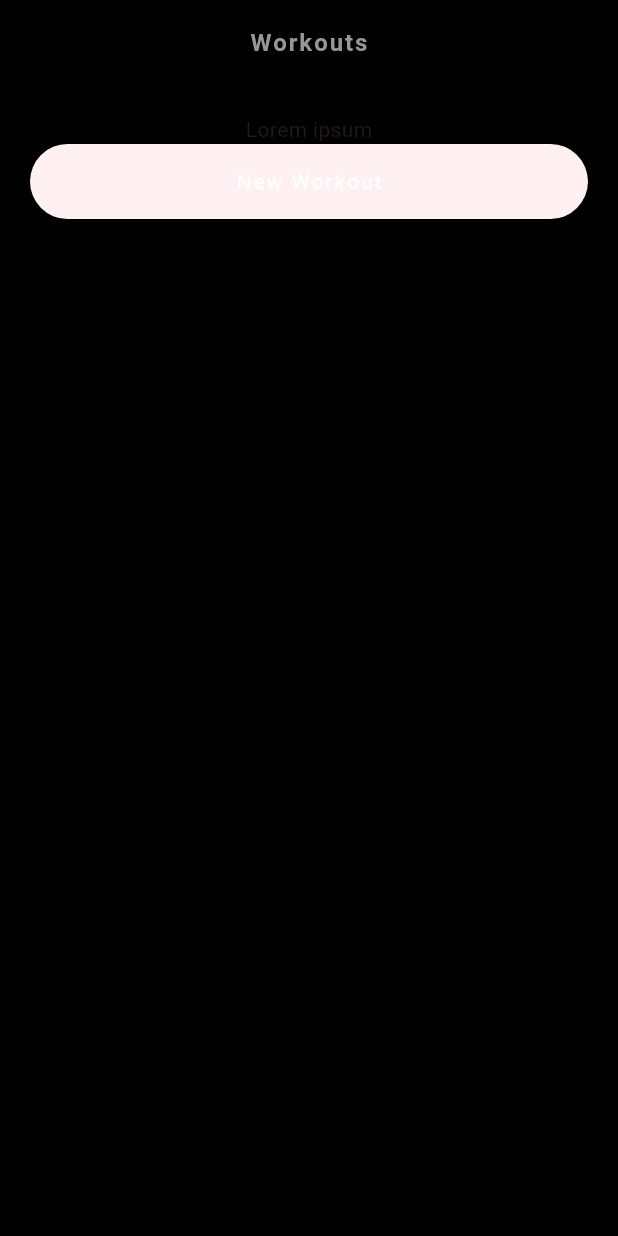
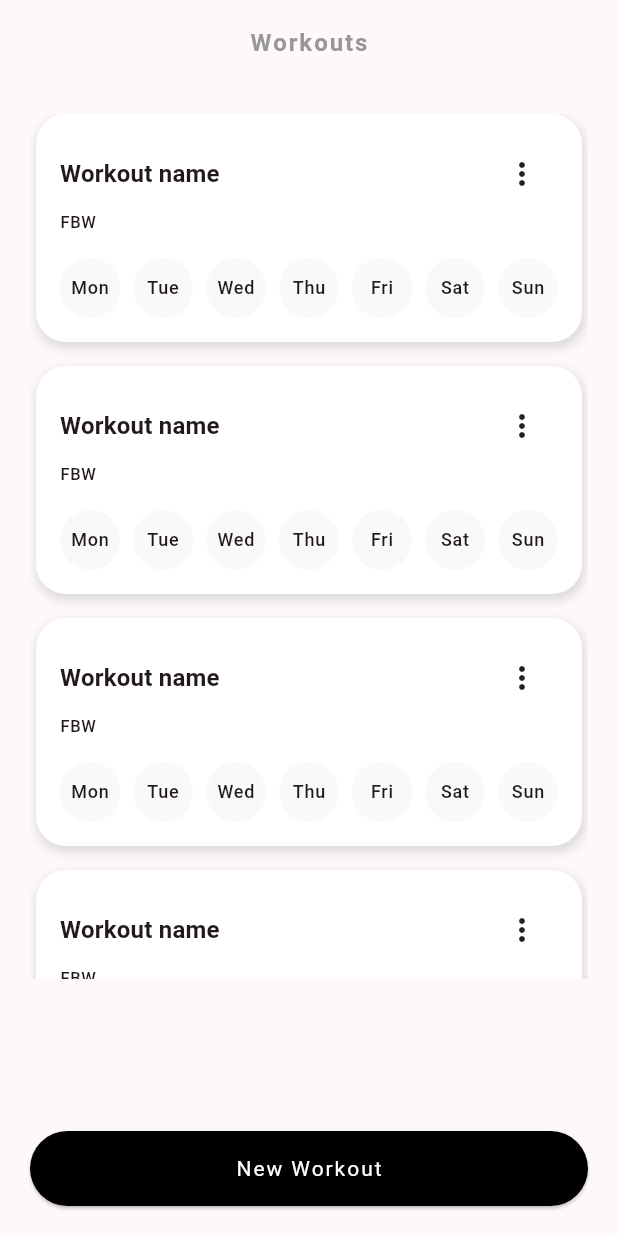
Before and after one commit to dsnoire/workout_planner, a Flutter app: the screen it shows after launch, on a phone screen of 412 x 824 dp. Run offline on Flutter 3.47's test engine with Material 3 defaults, Android fonts, the phone set to English and light mode, and no system bars.

Commit message:
Add basic UI for workout feature

```diff
--- /dev/null
+++ b/lib/core/constants/app_colors.dart
@@ -0,0 +1,5 @@
+import 'package:flutter/material.dart';
+
+abstract class AppColors {
+  static const background = Color(0xFFF9F9FB);
+}
--- /dev/null
+++ b/lib/core/constants/app_dimens.dart
@@ -0,0 +1,3 @@
+abstract class AppDimens {
+  static const layoutPadding = 20.0;
+}
--- a/lib/core/theme/app_theme.dart
+++ b/lib/core/theme/app_theme.dart
@@ -1,15 +1,17 @@
 import 'package:flutter/material.dart';
+import 'package:workout_planner/core/constants/app_colors.dart';
 
 abstract class AppTheme {
   static final theme = ThemeData(
     colorScheme: ColorScheme.fromSeed(
       seedColor: Colors.black,
       primary: Colors.white,
-      surface: Colors.black,
+      background: AppColors.background,
     ),
     useMaterial3: true,
     elevatedButtonTheme: ElevatedButtonThemeData(
       style: ElevatedButton.styleFrom(
+        backgroundColor: Colors.black,
         textStyle: const TextStyle(
           fontSize: 14,
           letterSpacing: 1.3,
--- /dev/null
+++ b/lib/features/workout/presentation/utils/extensions/weekday_abbreviation.dart
@@ -0,0 +1,4 @@
+extension WeekdayAbbreviation on Iterable<String> {
+  String getWeekdayAbbreviation({required int index}) =>
+      elementAt(index).split('').getRange(0, 3).join();
+}
--- /dev/null
+++ b/lib/features/workout/presentation/utils/workout_weekdays.dart
@@ -0,0 +1,9 @@
+final Map<String, bool> workoutWeekdays = {
+  'Monday': false,
+  'Tuesday': false,
+  'Wednesday': false,
+  'Thursday': false,
+  'Friday': false,
+  'Saturday': false,
+  'Sunday': false,
+};
--- a/lib/features/workout/presentation/views/workouts_view.dart
+++ b/lib/features/workout/presentation/views/workouts_view.dart
@@ -1,8 +1,8 @@
 import 'package:flutter/material.dart';
-
+import 'package:workout_planner/core/constants/app_dimens.dart';
 import 'package:workout_planner/features/workout/presentation/views/manage_workout_view.dart';
-
 import '../../../shared/widgets/custom_app_bar.dart';
+import '../widgets/workouts_list_view.dart';
 
 class WorkoutsView extends StatelessWidget {
   const WorkoutsView({super.key});
@@ -14,12 +14,11 @@ class WorkoutsView extends StatelessWidget {
         title: 'Workouts',
       ),
       body: Padding(
-        padding: const EdgeInsets.all(20),
+        padding: const EdgeInsets.all(AppDimens.layoutPadding),
         child: Column(
           children: [
-            const Center(
-              child: Text('Lorem ipsum'),
-            ),
+            const WorkoutsListView(),
+            const Spacer(),
             ElevatedButton(
               onPressed: () => Navigator.of(context).push(
                 MaterialPageRoute(
--- /dev/null
+++ b/lib/features/workout/presentation/widgets/workout_list_tile.dart
@@ -0,0 +1,75 @@
+import 'package:flutter/material.dart';
+import 'package:workout_planner/features/workout/presentation/utils/extensions/weekday_abbreviation.dart';
+
+import '../../../../core/constants/app_colors.dart';
+import '../utils/workout_weekdays.dart';
+
+class WorkoutListTile extends StatelessWidget {
+  const WorkoutListTile({
+    super.key,
+  });
+
+  @override
+  Widget build(BuildContext context) {
+    return Container(
+      padding: const EdgeInsets.all(16),
+      decoration: BoxDecoration(
+        color: Colors.white,
+        borderRadius: BorderRadius.circular(20),
+        boxShadow: const [
+          BoxShadow(
+            color: Color(0xC7D1D1D1),
+            blurRadius: 5.0,
+            spreadRadius: 1.0,
+            offset: Offset(
+              1,
+              3,
+            ),
+          ),
+        ],
+      ),
+      child: Column(
+        crossAxisAlignment: CrossAxisAlignment.start,
+        children: [
+          Row(
+            mainAxisAlignment: MainAxisAlignment.spaceBetween,
+            children: [
+              Text(
+                'Workout name',
+                style: Theme.of(context)
+                    .textTheme
+                    .titleMedium!
+                    .copyWith(fontWeight: FontWeight.bold),
+              ),
+              PopupMenuButton(
+                itemBuilder: (BuildContext context) {
+                  return <PopupMenuEntry>[];
+                },
+              ),
+            ],
+          ),
+          Text(
+            'FBW',
+            style: Theme.of(context).textTheme.labelSmall,
+          ),
+          const SizedBox(height: 16),
+          Row(
+            mainAxisAlignment: MainAxisAlignment.spaceBetween,
+            children: List.generate(
+              workoutWeekdays.length,
+              (index) {
+                return CircleAvatar(
+                  backgroundColor: AppColors.background,
+                  child: Text(
+                    workoutWeekdays.keys.getWeekdayAbbreviation(index: index),
+                    style: Theme.of(context).textTheme.labelMedium,
+                  ),
+                );
+              },
+            ),
+          ),
+        ],
+      ),
+    );
+  }
+}
--- /dev/null
+++ b/lib/features/workout/presentation/widgets/workouts_list_view.dart
@@ -0,0 +1,30 @@
+import 'package:flutter/material.dart';
+import 'workout_list_tile.dart';
+
+class WorkoutsListView extends StatelessWidget {
+  const WorkoutsListView({
+    super.key,
+  });
+
+  @override
+  Widget build(BuildContext context) {
+    return SizedBox(
+      height: MediaQuery.of(context).size.height * 0.7,
+      child: ListView.separated(
+        padding: const EdgeInsets.only(
+          bottom: 16,
+          right: 4,
+          left: 4,
+        ),
+        separatorBuilder: (_, __) => const SizedBox(height: 16),
+        itemCount: 24,
+        itemBuilder: (
+          BuildContext context,
+          int index,
+        ) {
+          return const WorkoutListTile();
+        },
+      ),
+    );
+  }
+}
```
